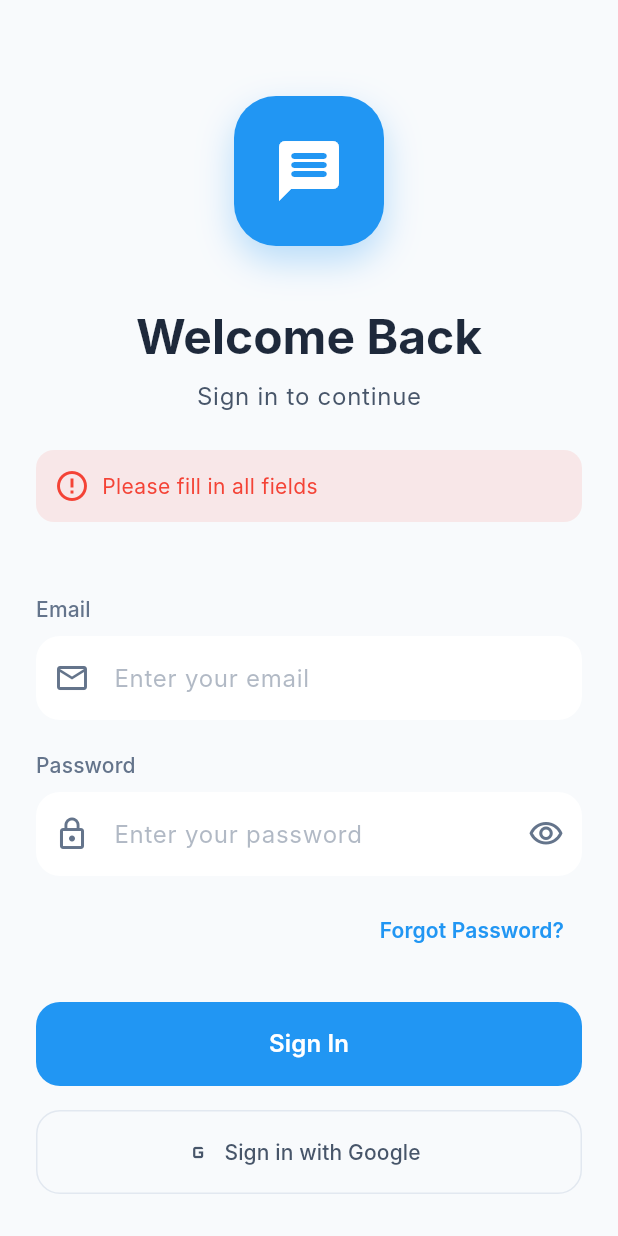
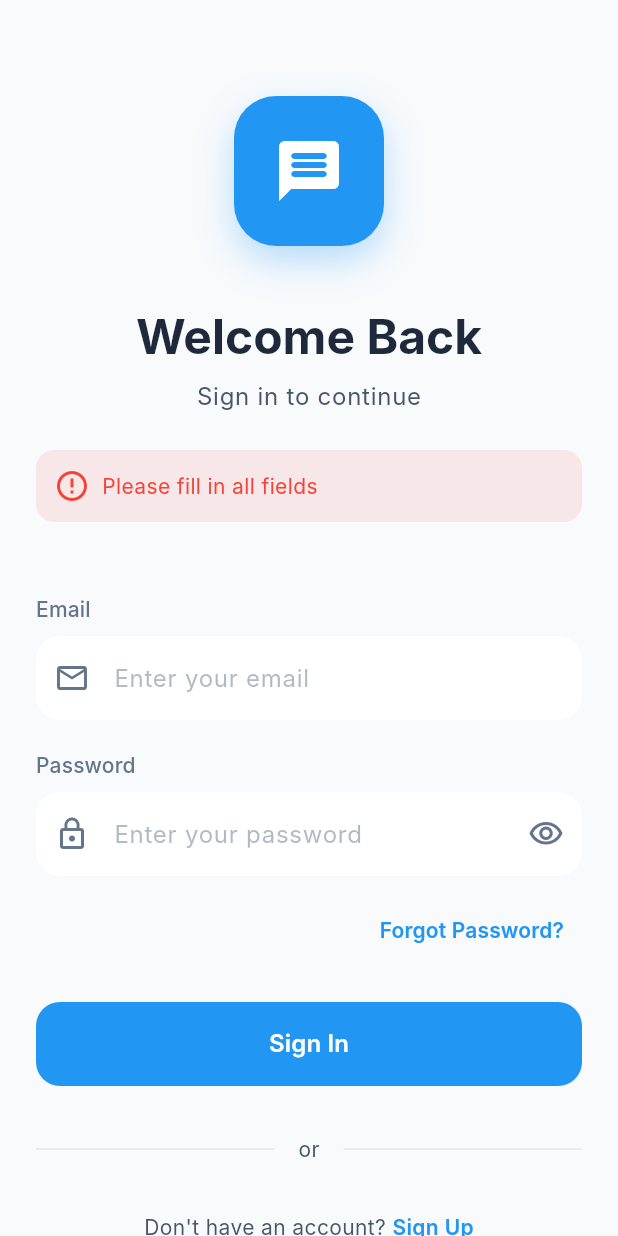
Before and after one commit to enctlse/Enthrix, a Flutter app: the screen it shows after launch, after a tap on "Sign In", on a phone screen of 412 x 824 dp. Run offline on Flutter 3.47's test engine with Material 3 defaults, Android fonts, the phone set to English and light mode, and no system bars; our stand-ins replace cloud_firestore, firebase_auth, firebase_core, flutter_secure_storage, google_sign_in, shared_preferences; missing offline and left inert: encrypt, pointycastle; accounts and stored records are empty; Roboto replaces fonts that are missing (Inter).

```diff
--- a/lib/screens/login_screen.dart
+++ b/lib/screens/login_screen.dart
@@ -59,25 +59,6 @@ class _LoginScreenState extends State<LoginScreen> {
         await _authService.signOut();
         return;
       }
-    } catch (e) {
-      setState(() {
-        _errorMessage = e.toString();
-      });
-    } finally {
-      setState(() {
-        _isLoading = false;
-      });
-    }
-  }
-
-  Future<void> _signInWithGoogle() async {
-    setState(() {
-      _isLoading = true;
-      _errorMessage = null;
-    });
-
-    try {
-      await _authService.signInWithGoogle();
     } catch (e) {
       setState(() {
         _errorMessage = e.toString();
@@ -300,23 +281,6 @@ class _LoginScreenState extends State<LoginScreen> {
                         ),
                 ),
               ),
-              const SizedBox(height: 16),
-              SizedBox(
-                width: double.infinity,
-                height: 56,
-                child: OutlinedButton.icon(
-                  onPressed: _isLoading ? null : _signInWithGoogle,
-                  icon: const Icon(Icons.g_mobiledata),
-                  label: const Text('Sign in with Google'),
-                  style: OutlinedButton.styleFrom(
-                    foregroundColor: theme.textTheme.bodyLarge?.color,
-                    side: BorderSide(color: theme.dividerTheme.color!),
-                    shape: RoundedRectangleBorder(
-                      borderRadius: BorderRadius.circular(16),
-                    ),
-                  ),
-                ),
-              ),
               const SizedBox(height: 32),
               Row(
                 children: [
```
